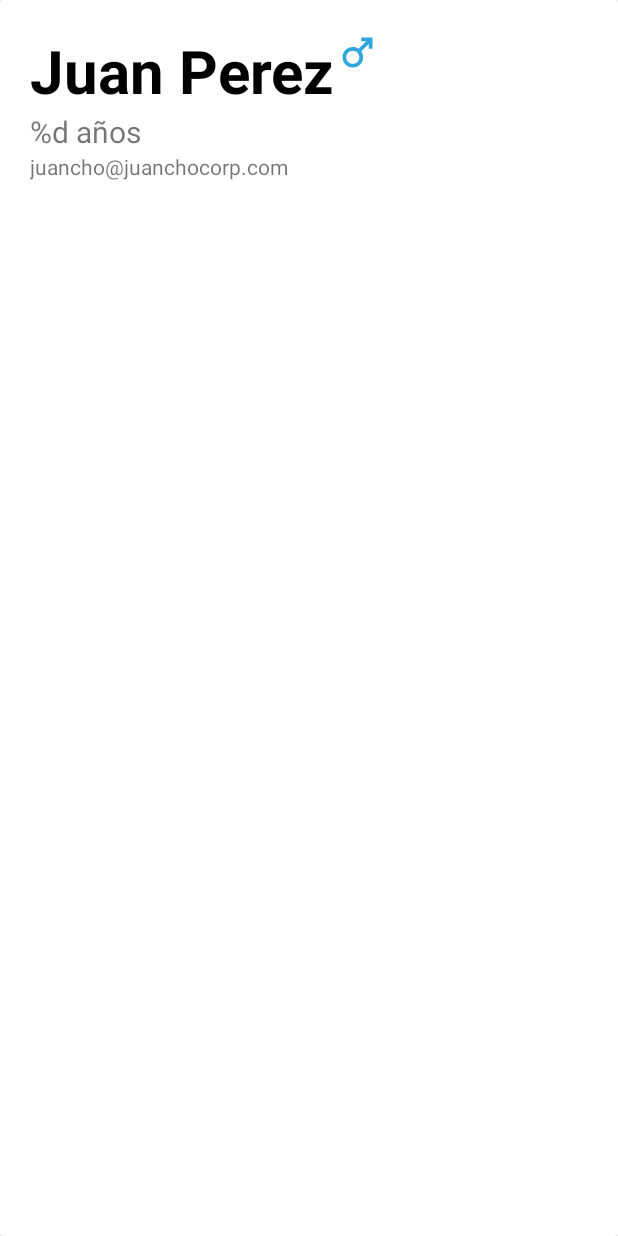
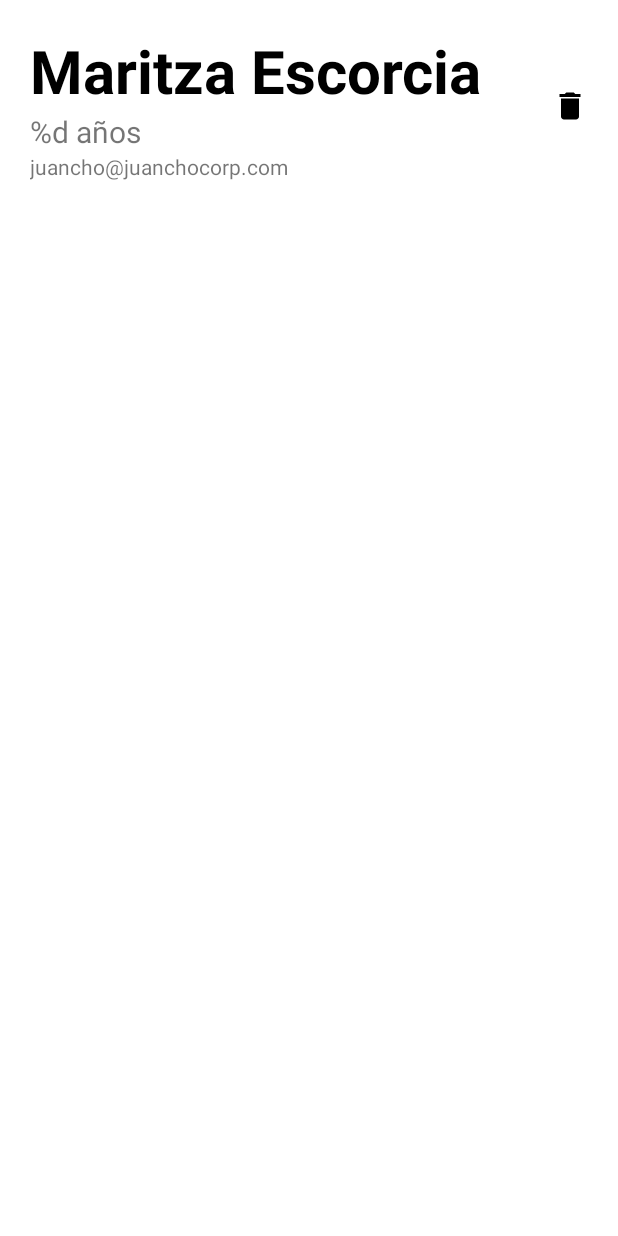
Before and after one commit to Antonioescp/laboratorio-pro-c-mobile-app, an Android app: the layout list_item_patient.xml on its own in the app's theme, with its tools: preview values and no code run, on a phone screen of 412 x 824 dp. Run offline under Robolectric (Android 15) with nearby library versions, the phone set to English and light mode, and no system bars.

Commit message:
Fixed recycler view binding inflation
Was inflating without parent which led to wrong looking layout

```diff
--- a/app/src/main/java/com/gameloop/laboratorioclinicoproc/database/dao/PatientDao.kt
+++ b/app/src/main/java/com/gameloop/laboratorioclinicoproc/database/dao/PatientDao.kt
@@ -18,6 +18,9 @@ interface PatientDao {
     @Query("SELECT * FROM patients WHERE id = :id")
     suspend fun getById(id: Long): Patient?
 
+    @Query("DELETE FROM patients WHERE id = :id")
+    suspend fun delete(id: Long)
+
     @Query("SELECT * FROM patients")
     fun getAll(): LiveData<List<Patient>>
 
--- a/app/src/main/java/com/gameloop/laboratorioclinicoproc/views/patients/MyPatientsFragment.kt
+++ b/app/src/main/java/com/gameloop/laboratorioclinicoproc/views/patients/MyPatientsFragment.kt
@@ -7,9 +7,11 @@ import android.view.View
 import android.view.ViewGroup
 import androidx.lifecycle.Observer
 import androidx.lifecycle.ViewModelProvider
+import androidx.navigation.fragment.findNavController
 import androidx.recyclerview.widget.LinearLayoutManager
 import com.gameloop.laboratorioclinicoproc.database.LabDatabase
 import com.gameloop.laboratorioclinicoproc.databinding.FragmentMyPatientsBinding
+import com.gameloop.laboratorioclinicoproc.views.home.HomeFragmentDirections
 
 class MyPatientsFragment : Fragment() {
     private lateinit var binding: FragmentMyPatientsBinding
--- a/app/src/main/java/com/gameloop/laboratorioclinicoproc/views/patients/MyPatientsViewModel.kt
+++ b/app/src/main/java/com/gameloop/laboratorioclinicoproc/views/patients/MyPatientsViewModel.kt
@@ -3,6 +3,6 @@ package com.gameloop.laboratorioclinicoproc.views.patients
 import androidx.lifecycle.ViewModel
 import com.gameloop.laboratorioclinicoproc.database.dao.PatientDao
 
-class MyPatientsViewModel(private val patientsDao: PatientDao) : ViewModel() {
+class MyPatientsViewModel(patientsDao: PatientDao) : ViewModel() {
     val patients = patientsDao.getAll()
 }
--- a/app/src/main/java/com/gameloop/laboratorioclinicoproc/views/signup/SignUpFragment.kt
+++ b/app/src/main/java/com/gameloop/laboratorioclinicoproc/views/signup/SignUpFragment.kt
@@ -8,6 +8,7 @@ import android.view.View
 import android.view.ViewGroup
 import android.widget.Toast
 import androidx.lifecycle.ViewModelProvider
+import androidx.navigation.fragment.findNavController
 import com.gameloop.laboratorioclinicoproc.R
 import com.gameloop.laboratorioclinicoproc.database.LabDatabase
 import com.gameloop.laboratorioclinicoproc.databinding.FragmentSignUpBinding
@@ -41,6 +42,7 @@ class SignUpFragment : Fragment() {
             if (event) {
                 if (validateFields()) {
                     viewModel.insertPatient()
+                    findNavController().navigateUp()
                 }
                 viewModel.onSignUpComplete()
             }
--- /dev/null
+++ b/app/src/main/res/drawable/ic_baseline_add_24.xml
@@ -0,0 +1,5 @@
+<vector android:height="24dp" android:tint="#FFFFFF"
+    android:viewportHeight="24" android:viewportWidth="24"
+    android:width="24dp" xmlns:android="http://schemas.android.com/apk/res/android">
+    <path android:fillColor="@android:color/white" android:pathData="M19,13h-6v6h-2v-6H5v-2h6V5h2v6h6v2z"/>
+</vector>
--- /dev/null
+++ b/app/src/main/res/drawable/ic_baseline_delete_24.xml
@@ -0,0 +1,5 @@
+<vector android:height="24dp" android:tint="#FFFFFF"
+    android:viewportHeight="24" android:viewportWidth="24"
+    android:width="24dp" xmlns:android="http://schemas.android.com/apk/res/android">
+    <path android:fillColor="@android:color/white" android:pathData="M6,19c0,1.1 0.9,2 2,2h8c1.1,0 2,-0.9 2,-2V7H6v12zM19,4h-3.5l-1,-1h-5l-1,1H5v2h14V4z"/>
+</vector>
--- a/app/src/main/res/layout/list_item_patient.xml
+++ b/app/src/main/res/layout/list_item_patient.xml
@@ -11,58 +11,56 @@
             type="com.gameloop.laboratorioclinicoproc.database.model.patient.Patient" />
     </data>
 
-    <androidx.cardview.widget.CardView
-        android:layout_width="match_parent"
-        android:layout_height="match_parent"
-        >
-
     <androidx.constraintlayout.widget.ConstraintLayout
         android:layout_width="match_parent"
-            android:layout_height="match_parent"
+        android:layout_height="wrap_content"
         android:padding="20dp">
 
         <TextView
             android:id="@+id/tvName"
-                android:layout_width="wrap_content"
+            android:layout_width="0dp"
             android:layout_height="wrap_content"
+            android:text="@{patient.fullName}"
+            android:textColor="@color/black"
+            android:textSize="40sp"
+            android:textStyle="bold"
+            app:layout_constraintEnd_toStartOf="@+id/ivDelete"
+            app:layout_constraintHorizontal_bias="0.5"
+            app:layout_constraintHorizontal_chainStyle="spread_inside"
             app:layout_constraintStart_toStartOf="parent"
             app:layout_constraintTop_toTopOf="parent"
-                android:text="@{patient.fullName}"
-                tools:text="Juan Perez"
-                android:textSize="40sp"
-                android:textColor="@color/black"
-                android:textStyle="bold"/>
-
-            <ImageView
-                android:id="@+id/ivSex"
-                android:layout_width="30dp"
-                android:layout_height="30dp"
-                app:patient_sex="@{patient.sex}"
-                app:layout_constraintStart_toEndOf="@id/tvName"
-                app:layout_constraintBaseline_toBaselineOf="@id/tvName"
-                tools:src="@drawable/ic_baseline_male_24_tint"
-                />
+            app:patient_sex_at_end="@{patient.sex}"
+            tools:text="Maritza Escorcia" />
 
         <TextView
             android:id="@+id/tvAge"
             android:layout_width="wrap_content"
             android:layout_height="wrap_content"
             android:text="@{@string/age_format(patient.age)}"
-                tools:text="@string/age_format"
             android:textSize="20sp"
             app:layout_constraintStart_toStartOf="parent"
-                app:layout_constraintTop_toBottomOf="@id/tvName"/>
+            app:layout_constraintTop_toBottomOf="@id/tvName"
+            tools:text="@string/age_format" />
 
         <TextView
             android:id="@+id/tvEmail"
             android:layout_width="wrap_content"
             android:layout_height="wrap_content"
             android:text="@{patient.email}"
-                tools:text="juancho@juanchocorp.com"
+            app:layout_constraintStart_toStartOf="parent"
             app:layout_constraintTop_toBottomOf="@id/tvAge"
-                app:layout_constraintStart_toStartOf="parent"
-                />
+            tools:text="juancho@juanchocorp.com" />
 
+        <ImageView
+            android:id="@+id/ivDelete"
+            android:layout_width="wrap_content"
+            android:layout_height="wrap_content"
+            android:src="@drawable/ic_baseline_delete_24"
+            app:layout_constraintBottom_toBottomOf="parent"
+            app:layout_constraintEnd_toEndOf="parent"
+            app:layout_constraintHorizontal_bias="0.5"
+            app:layout_constraintStart_toEndOf="@+id/tvName"
+            app:layout_constraintTop_toTopOf="parent"
+            app:tint="@color/black" />
     </androidx.constraintlayout.widget.ConstraintLayout>
-    </androidx.cardview.widget.CardView>
 </layout>
--- a/app/src/main/res/navigation/nav_graph.xml
+++ b/app/src/main/res/navigation/nav_graph.xml
@@ -13,5 +13,9 @@
         android:id="@+id/homeFragment"
         android:name="com.gameloop.laboratorioclinicoproc.views.home.HomeFragment"
         android:label="@string/app_name"
-        tools:layout="@layout/fragment_home"/>
+        tools:layout="@layout/fragment_home">
+        <action
+            android:id="@+id/action_homeFragment_to_signUpFragment"
+            app:destination="@id/signUpFragment" />
+    </fragment>
 </navigation>
```
Also changed, not shown: app/src/main/java/com/gameloop/laboratorioclinicoproc/BindingAdapter.kt (+13 -0 lines), app/src/main/java/com/gameloop/laboratorioclinicoproc/views/home/HomeFragment.kt (+31 -5 lines), app/src/main/java/com/gameloop/laboratorioclinicoproc/views/home/HomeViewModel.kt (added, +30 -0 lines), app/src/main/java/com/gameloop/laboratorioclinicoproc/views/patients/PatientsAdapter.kt (+5 -2 lines), app/src/main/res/layout/fragment_home.xml (+23 -0 lines), app/src/main/res/layout/fragment_my_patients.xml (+8 -6 lines). Lines whose indentation alone changed are shown as unchanged.
